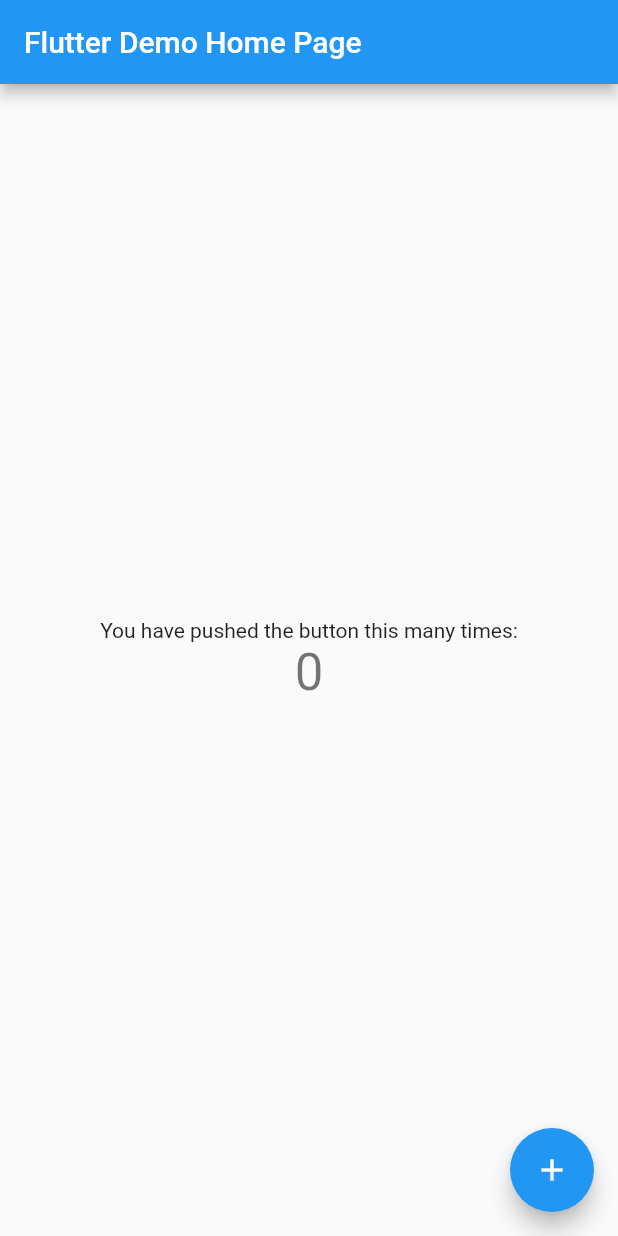
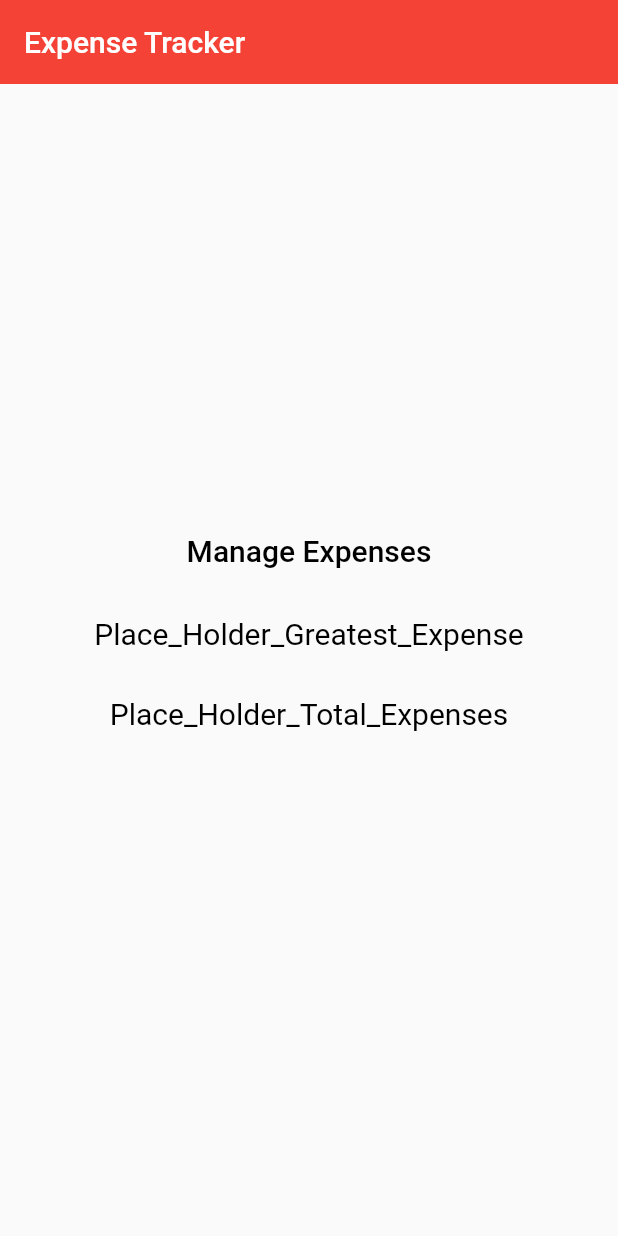
Before and after one commit to Grave2363/Tracking_Expences, a Flutter app: the screen it shows after launch, on a phone screen of 412 x 824 dp. Run offline on Flutter 3.47's test engine with Material 2 defaults, Android fonts, the phone set to English and light mode, and no system bars.

Commit message:
created base

```diff
--- a/lib/main.dart
+++ b/lib/main.dart
@@ -1,4 +1,6 @@
 import 'package:flutter/material.dart';
+
+import 'cost_list.dart';
 
 void main() {
   runApp(const MyApp());
@@ -11,35 +13,18 @@ class MyApp extends StatelessWidget {
   @override
   Widget build(BuildContext context) {
     return MaterialApp(
-      title: 'Flutter Demo',
+      title: 'Expense Tracker',
       theme: ThemeData(
-        // This is the theme of your application.
-        //
-        // Try running your application with "flutter run". You'll see the
-        // application has a blue toolbar. Then, without quitting the app, try
-        // changing the primarySwatch below to Colors.green and then invoke
-        // "hot reload" (press "r" in the console where you ran "flutter run",
-        // or simply save your changes to "hot reload" in a Flutter IDE).
-        // Notice that the counter didn't reset back to zero; the application
-        // is not restarted.
+
         primarySwatch: Colors.blue,
       ),
-      home: const MyHomePage(title: 'Flutter Demo Home Page'),
+      home: const MyHomePage(title: 'Expense Tracker'),
     );
   }
 }
 
 class MyHomePage extends StatefulWidget {
   const MyHomePage({Key? key, required this.title}) : super(key: key);
-
-  // This widget is the home page of your application. It is stateful, meaning
-  // that it has a State object (defined below) that contains fields that affect
-  // how it looks.
-
-  // This class is the configuration for the state. It holds the values (in this
-  // case the title) provided by the parent (in this case the App widget) and
-  // used by the build method of the State. Fields in a Widget subclass are
-  // always marked "final".
 
   final String title;
 
@@ -48,68 +33,33 @@ class MyHomePage extends StatefulWidget {
 }
 
 class _MyHomePageState extends State<MyHomePage> {
-  int _counter = 0;
-
-  void _incrementCounter() {
-    setState(() {
-      // This call to setState tells the Flutter framework that something has
-      // changed in this State, which causes it to rerun the build method below
-      // so that the display can reflect the updated values. If we changed
-      // _counter without calling setState(), then the build method would not be
-      // called again, and so nothing would appear to happen.
-      _counter++;
-    });
-  }
-
   @override
   Widget build(BuildContext context) {
-    // This method is rerun every time setState is called, for instance as done
-    // by the _incrementCounter method above.
-    //
-    // The Flutter framework has been optimized to make rerunning build methods
-    // fast, so that you can just rebuild anything that needs updating rather
-    // than having to individually change instances of widgets.
+
     return Scaffold(
       appBar: AppBar(
-        // Here we take the value from the MyHomePage object that was created by
-        // the App.build method, and use it to set our appbar title.
+        backgroundColor: Colors.red,
+        elevation: 0.0,
         title: Text(widget.title),
       ),
       body: Center(
-        // Center is a layout widget. It takes a single child and positions it
-        // in the middle of the parent.
-        child: Column(
-          // Column is also a layout widget. It takes a list of children and
-          // arranges them vertically. By default, it sizes itself to fit its
-          // children horizontally, and tries to be as tall as its parent.
-          //
-          // Invoke "debug painting" (press "p" in the console, choose the
-          // "Toggle Debug Paint" action from the Flutter Inspector in Android
-          // Studio, or the "Toggle Debug Paint" command in Visual Studio Code)
-          // to see the wireframe for each widget.
-          //
-          // Column has various properties to control how it sizes itself and
-          // how it positions its children. Here we use mainAxisAlignment to
-          // center the children vertically; the main axis here is the vertical
-          // axis because Columns are vertical (the cross axis would be
-          // horizontal).
-          mainAxisAlignment: MainAxisAlignment.center,
-          children: <Widget>[
-            const Text(
-              'You have pushed the button this many times:',
-            ),
-            Text(
-              '$_counter',
-              style: Theme.of(context).textTheme.headline4,
-            ),
-          ],
+        child: SingleChildScrollView(
+          child: Column(
+            mainAxisAlignment: MainAxisAlignment.center,
+            children: <Widget>[
+              TextButton(onPressed: ()async {
+               await Navigator.of(context).push(MaterialPageRoute(builder: (context) => cost_list()),);},
+                child:
+                const Text('Manage Expenses', style: TextStyle(color: Colors.black, fontSize: 20)),),
+                const SizedBox(height: 20),
+                Text('Place_Holder_Greatest_Expense', style: TextStyle(color: Colors.black, fontSize: 20)),
+                const SizedBox(height: 30),
+                Text('Place_Holder_Total_Expenses', style: TextStyle(color: Colors.black, fontSize: 20)),
+                const SizedBox(height: 50),
+            ],
+          ),
         ),
       ),
-      floatingActionButton: FloatingActionButton(
-        onPressed: _incrementCounter,
-        tooltip: 'Increment',
-        child: const Icon(Icons.add),
-      ), // This trailing comma makes auto-formatting nicer for build methods.
     );
   }
 }
```
Also changed, not shown: lib/cost_list.dart (added, +27 -0 lines), 1 other file.
